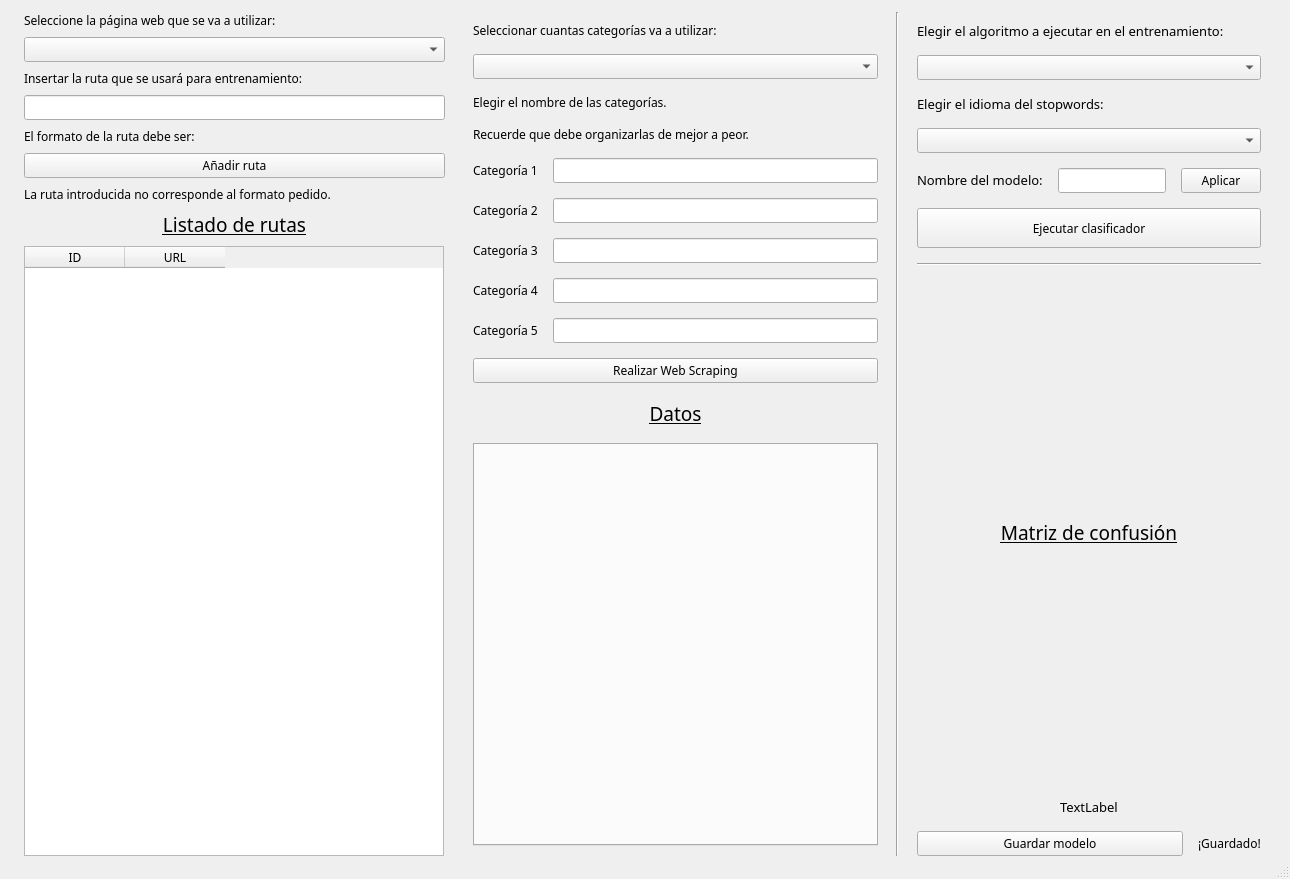
40CompilerErrors/Proyecto2, file Resources/UI/VentanaEntrenamientoWeb.ui: the form before one commit.
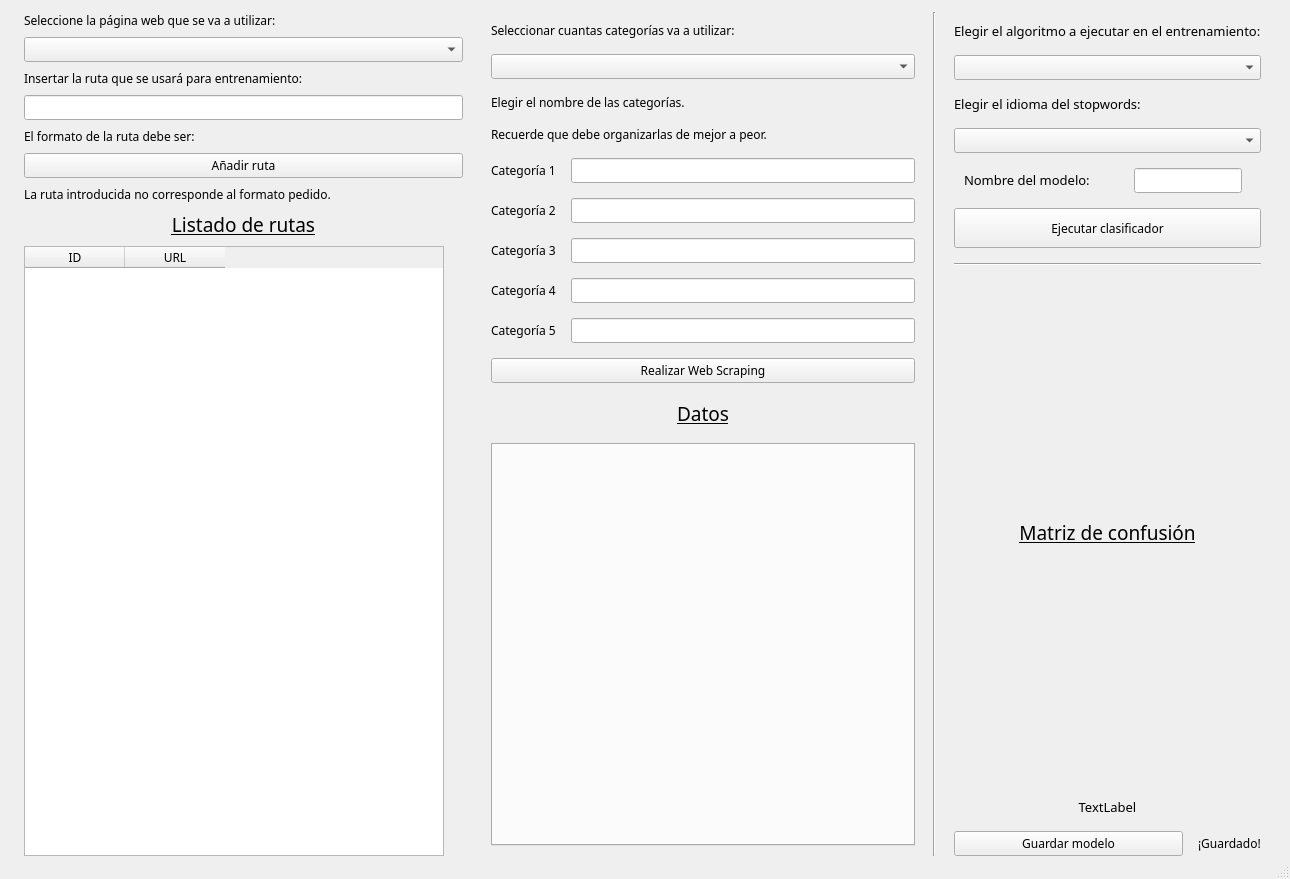
The form after the commit. Icons and pictures are not drawn.

```diff
--- a/Resources/UI/VentanaEntrenamientoWeb.ui
+++ b/Resources/UI/VentanaEntrenamientoWeb.ui
@@ -389,7 +389,7 @@
         <property name="sizeConstraint">
          <enum>QLayout::SetMaximumSize</enum>
         </property>
-        <item>
+        <item alignment="Qt::AlignHCenter">
          <widget class="QLabel" name="label_7">
           <property name="sizePolicy">
            <sizepolicy hsizetype="Preferred" vsizetype="Fixed">
@@ -408,7 +408,7 @@
           </property>
          </widget>
         </item>
-        <item>
+        <item alignment="Qt::AlignHCenter">
          <widget class="QLineEdit" name="modelName_text">
           <property name="sizePolicy">
            <sizepolicy hsizetype="Preferred" vsizetype="Fixed">
@@ -418,28 +418,6 @@
           </property>
          </widget>
         </item>
-        <item>
-         <widget class="QPushButton" name="botonGraficas">
-          <property name="font">
-           <font>
-            <family>Questrial</family>
-            <pointsize>9</pointsize>
-           </font>
-          </property>
-          <property name="layoutDirection">
-           <enum>Qt::LeftToRight</enum>
-          </property>
-          <property name="text">
-           <string>Aplicar</string>
-          </property>
-          <property name="iconSize">
-           <size>
-            <width>30</width>
-            <height>30</height>
-           </size>
-          </property>
-         </widget>
-        </item>
        </layout>
       </item>
       <item>
```
